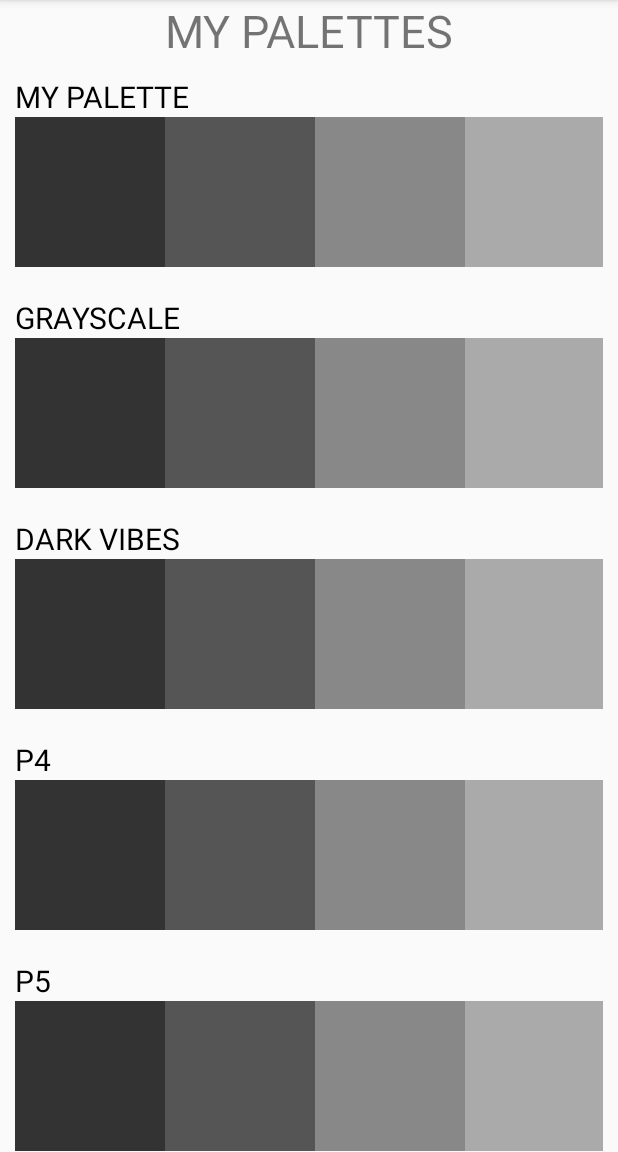
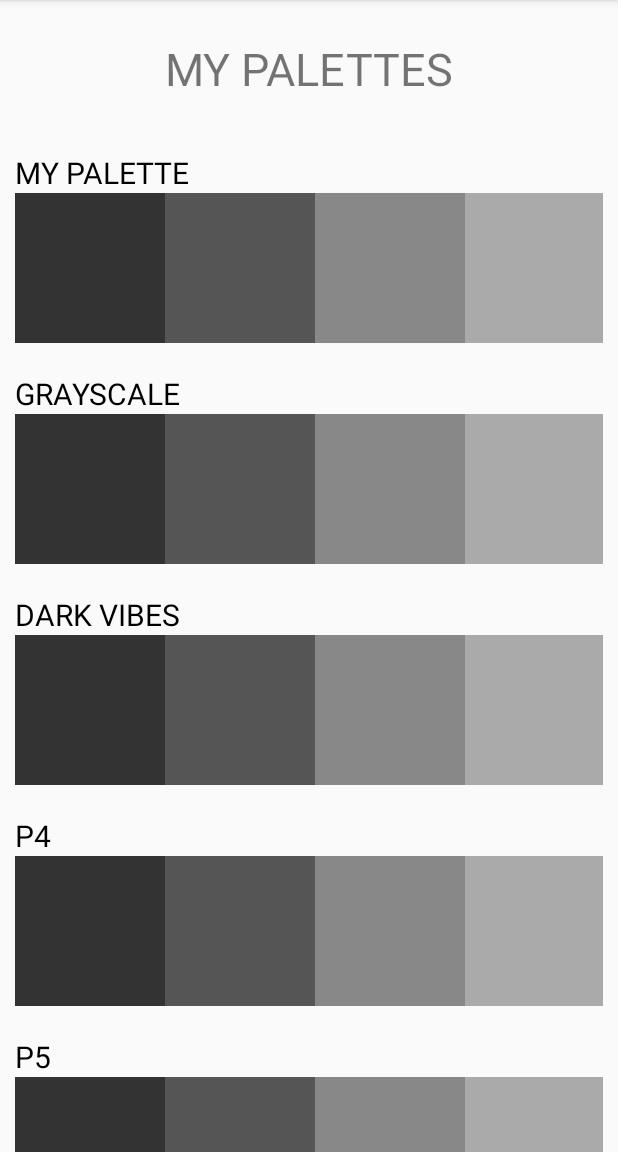
Before and after one commit to gng01/color-exercises, an Android app: the screen it shows after launch (MainActivity), after a tap on "MY PALETTES", on a phone screen of 412 x 824 dp, the part 84-1236 px from its top. Run offline under Robolectric (Android 15) with nearby library versions, the phone set to English and light mode, and no system bars.

Commit message:
padding for heading

```diff
--- a/colorExercises/app/src/main/res/layout/fragment_mypalettes.xml
+++ b/colorExercises/app/src/main/res/layout/fragment_mypalettes.xml
@@ -14,6 +14,7 @@
         android:gravity="clip_horizontal|center"
         android:text="My Palettes"
         android:textAllCaps="true"
+        android:padding="25dp"
         android:textSize="30dp"></TextView>
 
     <androidx.recyclerview.widget.RecyclerView
```
